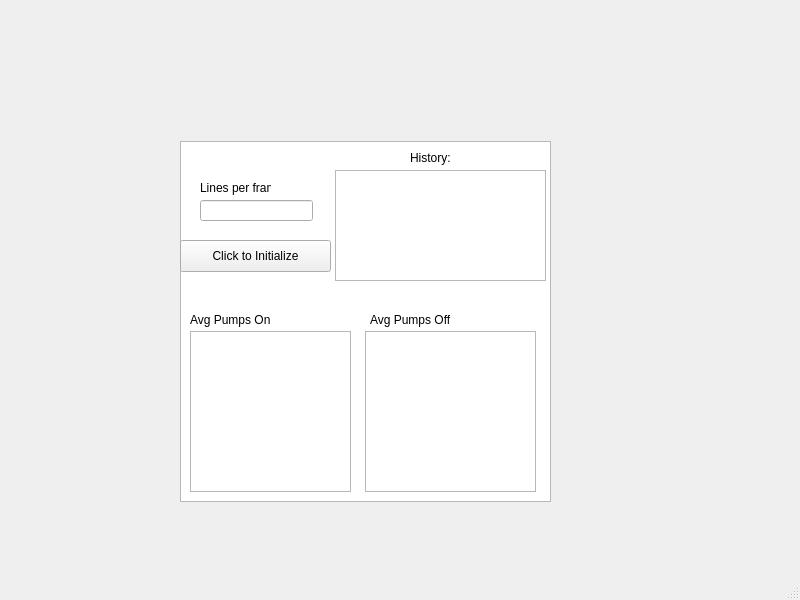
Qt form small_gui.ui (mys21/ASRC_TA) before a commit.
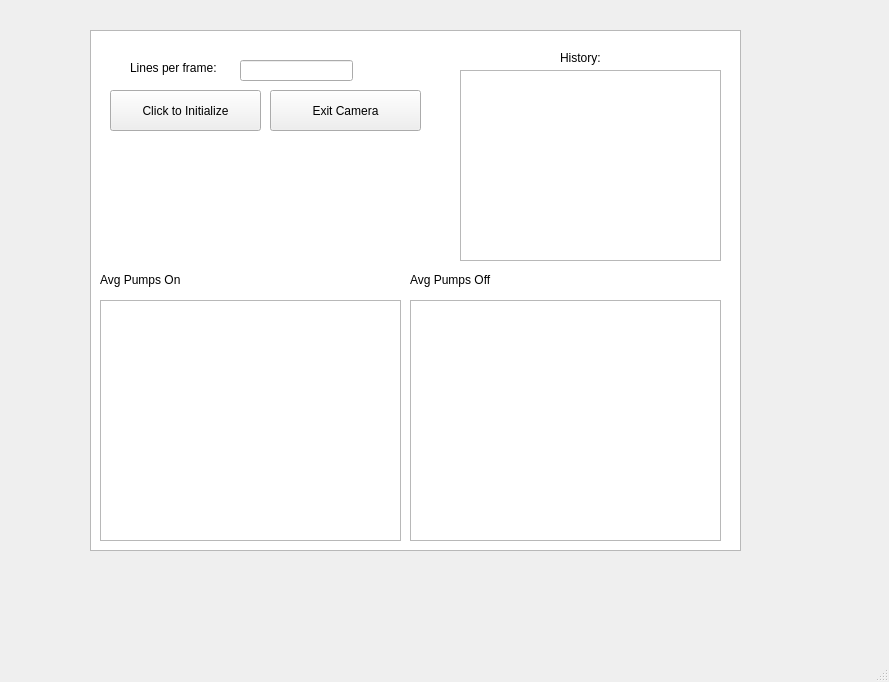
The same form after that commit.

Commit message: added stop camera button

The edit to the form file:
```diff
--- a/small_gui.ui
+++ b/small_gui.ui
@@ -6,8 +6,8 @@
    <rect>
     <x>0</x>
     <y>0</y>
-    <width>800</width>
-    <height>600</height>
+    <width>889</width>
+    <height>682</height>
    </rect>
   </property>
   <property name="windowTitle">
@@ -17,18 +17,18 @@
    <widget class="QGraphicsView" name="graphicsView">
     <property name="geometry">
      <rect>
-      <x>180</x>
-      <y>141</y>
-      <width>371</width>
-      <height>361</height>
+      <x>90</x>
+      <y>30</y>
+      <width>651</width>
+      <height>521</height>
      </rect>
     </property>
    </widget>
    <widget class="QLineEdit" name="linesPerFrame">
     <property name="geometry">
      <rect>
-      <x>200</x>
-      <y>200</y>
+      <x>240</x>
+      <y>60</y>
       <width>113</width>
       <height>21</height>
      </rect>
@@ -40,20 +40,20 @@
    <widget class="QTextBrowser" name="History">
     <property name="geometry">
      <rect>
-      <x>335</x>
-      <y>170</y>
-      <width>211</width>
-      <height>111</height>
+      <x>460</x>
+      <y>70</y>
+      <width>261</width>
+      <height>191</height>
      </rect>
     </property>
    </widget>
    <widget class="QPushButton" name="initializeButton">
     <property name="geometry">
      <rect>
-      <x>180</x>
-      <y>240</y>
+      <x>110</x>
+      <y>90</y>
       <width>151</width>
-      <height>32</height>
+      <height>41</height>
      </rect>
     </property>
     <property name="text">
@@ -63,8 +63,8 @@
    <widget class="QLabel" name="label">
     <property name="geometry">
      <rect>
-      <x>410</x>
-      <y>150</y>
+      <x>560</x>
+      <y>50</y>
       <width>60</width>
       <height>16</height>
      </rect>
@@ -76,9 +76,9 @@
    <widget class="QLabel" name="linesPerFrameLabel">
     <property name="geometry">
      <rect>
-      <x>200</x>
-      <y>180</y>
-      <width>71</width>
+      <x>130</x>
+      <y>60</y>
+      <width>121</width>
       <height>16</height>
      </rect>
     </property>
@@ -89,28 +89,28 @@
    <widget class="QGraphicsView" name="pumpsOnPlot">
     <property name="geometry">
      <rect>
-      <x>190</x>
-      <y>331</y>
-      <width>161</width>
-      <height>161</height>
+      <x>100</x>
+      <y>300</y>
+      <width>301</width>
+      <height>241</height>
      </rect>
     </property>
    </widget>
    <widget class="QGraphicsView" name="pumpsOffPlot">
     <property name="geometry">
      <rect>
-      <x>365</x>
-      <y>331</y>
-      <width>171</width>
-      <height>161</height>
+      <x>410</x>
+      <y>300</y>
+      <width>311</width>
+      <height>241</height>
      </rect>
     </property>
    </widget>
    <widget class="QLabel" name="pumpOnLabel">
     <property name="geometry">
      <rect>
-      <x>190</x>
-      <y>310</y>
+      <x>100</x>
+      <y>270</y>
       <width>151</width>
       <height>20</height>
      </rect>
@@ -122,8 +122,8 @@
    <widget class="QLabel" name="pumpOffLabel">
     <property name="geometry">
      <rect>
-      <x>370</x>
-      <y>310</y>
+      <x>410</x>
+      <y>270</y>
       <width>161</width>
       <height>20</height>
      </rect>
@@ -132,6 +132,19 @@
      <string>Avg Pumps Off</string>
     </property>
    </widget>
+   <widget class="QPushButton" name="exitCameraButton">
+    <property name="geometry">
+     <rect>
+      <x>270</x>
+      <y>90</y>
+      <width>151</width>
+      <height>41</height>
+     </rect>
+    </property>
+    <property name="text">
+     <string>Exit Camera</string>
+    </property>
+   </widget>
   </widget>
   <widget class="QMenuBar" name="menubar">
    <property name="geometry">
```
Left out of the diff: 4 changed lines with no effect on the pictures. The commit also changes 2 other files.
